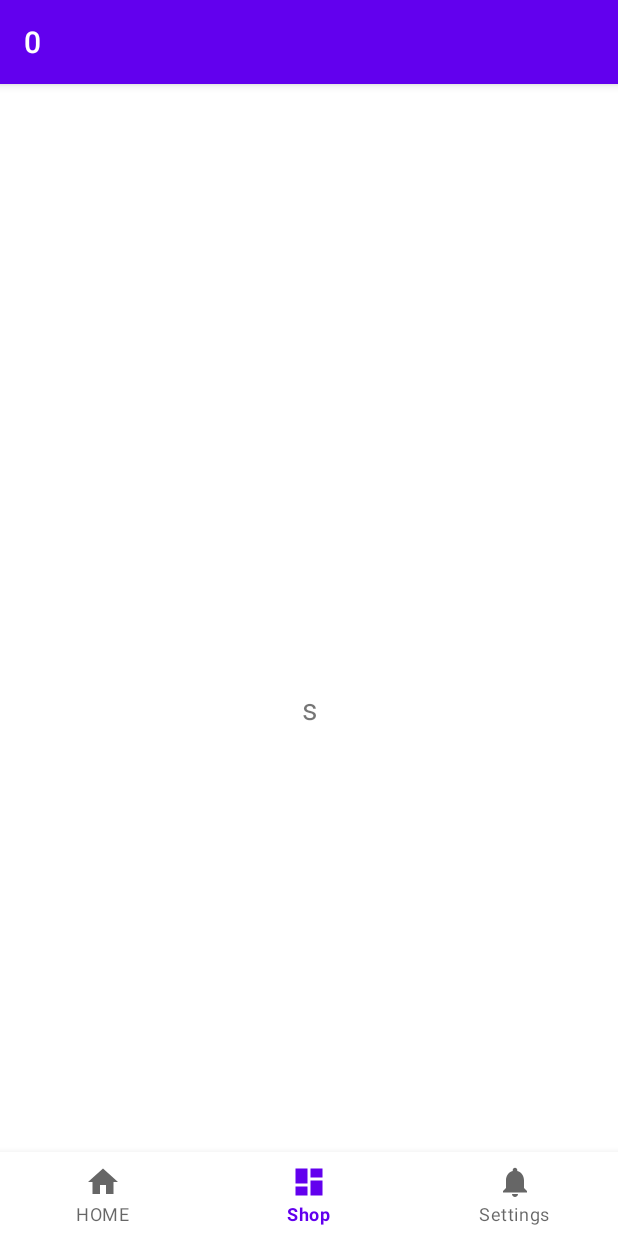
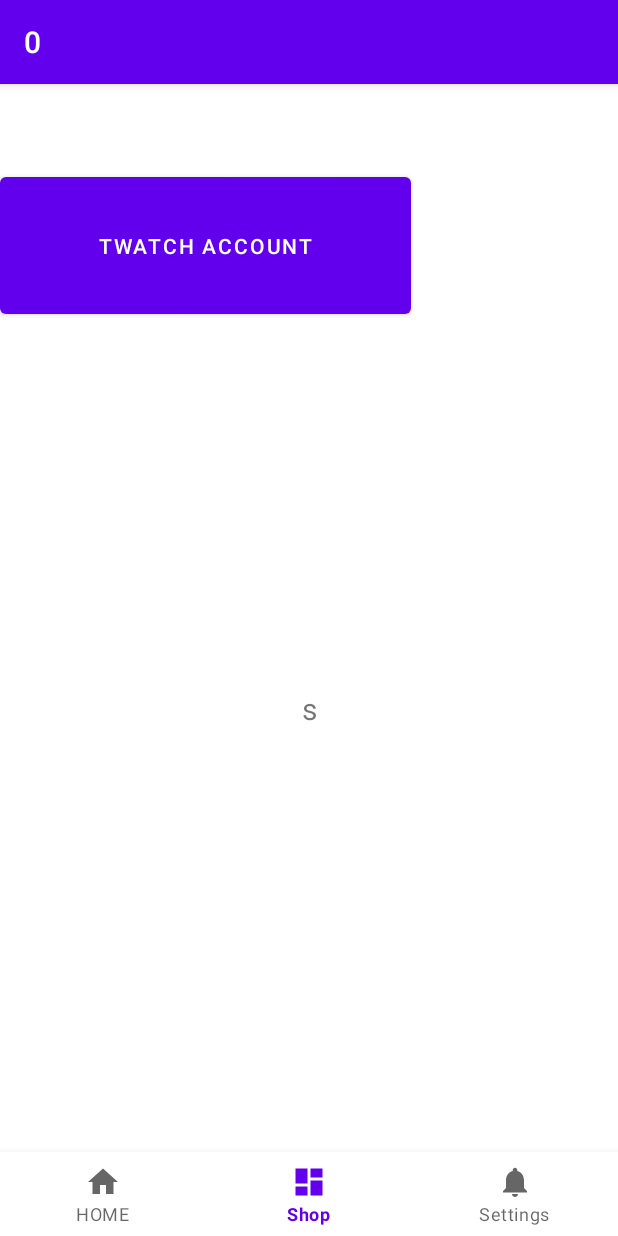
Before and after one commit to Crazi12345/Apps, an Android app: the ShopFragment screen opened through its navigation route, on a phone screen of 412 x 824 dp. Run offline under Robolectric (Android 15) with nearby library versions, the light colour scheme and no system bars; our stand-ins replace navigation-ui.

Commit message:
Renamed DashBoard to shop and started on Workstations

```diff
--- a/Simp Clicker/app/src/main/java/com/example/simp_clicker/MainActivity.java
+++ b/Simp Clicker/app/src/main/java/com/example/simp_clicker/MainActivity.java
@@ -1,11 +1,9 @@
 package com.example.simp_clicker;
 
 import android.os.Bundle;
-import android.widget.ImageButton;
 
-import com.example.simp_clicker.databinding.FragmentHomeBinding;
-import com.example.simp_clicker.ui.Points;
-import com.example.simp_clicker.ui.home.HomeFragment;
+import com.example.simp_clicker.ui.Data;
+import com.example.simp_clicker.ui.Workstation;
 import com.google.android.material.bottomnavigation.BottomNavigationView;
 
 import androidx.appcompat.app.AppCompatActivity;
@@ -27,14 +25,14 @@ public class MainActivity extends AppCompatActivity {
     protected void onCreate(Bundle savedInstanceState) {
         super.onCreate(savedInstanceState);
         Timer timer= new Timer();
-        Integer num = 0;
+
         timer.schedule(new TimerTask() {
             @Override
             public void run() {
                 UpdateText();
 
             }
-        },0,10);
+        },0,1);
 
         binding = ActivityMainBinding.inflate(getLayoutInflater());
         setContentView(binding.getRoot());
@@ -59,7 +57,7 @@ public class MainActivity extends AppCompatActivity {
 void UpdateText(){
     this.runOnUiThread(new Runnable() {
         public void run() {
-            getSupportActionBar().setTitle(Points.numOfPoints.toString());
+            getSupportActionBar().setTitle(Data.numOfPoints.toString());
         }
     });
 }
--- a/Simp Clicker/app/src/main/java/com/example/simp_clicker/ui/Points.java
+++ b/Simp Clicker/app/src/main/java/com/example/simp_clicker/ui/Data.java
@@ -1,5 +1,5 @@
 package com.example.simp_clicker.ui;
 
-public class Points {
+public class Data {
     public static Integer numOfPoints = 0;
 }
--- a/Simp Clicker/app/src/main/java/com/example/simp_clicker/ui/Workstation.java
+++ b/Simp Clicker/app/src/main/java/com/example/simp_clicker/ui/Workstation.java
@@ -6,7 +6,11 @@ public class Workstation {
         name = a;
         cost = b;
         pps = c;
-        amount =d;
+        amount = d;
+    }
+
+    public void addAmount(int numberAdded){
+        this.amount +=numberAdded;
     }
 
 
--- a/Simp Clicker/app/src/main/java/com/example/simp_clicker/ui/dashboard/DashboardFragment.java
+++ b/Simp Clicker/app/src/main/java/com/example/simp_clicker/ui/dashboard/ShopFragment.java
@@ -4,6 +4,7 @@ import android.os.Bundle;
 import android.view.LayoutInflater;
 import android.view.View;
 import android.view.ViewGroup;
+import android.widget.Button;
 import android.widget.TextView;
 
 import androidx.annotation.NonNull;
@@ -14,22 +15,33 @@ import androidx.lifecycle.ViewModelProvider;
 
 import com.example.simp_clicker.R;
 import com.example.simp_clicker.databinding.FragmentDashboardBinding;
+import com.example.simp_clicker.ui.Workstation;
 
-public class DashboardFragment extends Fragment {
+import java.util.Timer;
 
-    private DashboardViewModel dashboardViewModel;
+public class ShopFragment extends Fragment {
+
+    private ShopViewModel shopViewModel;
     private FragmentDashboardBinding binding;
 
     public View onCreateView(@NonNull LayoutInflater inflater,
                              ViewGroup container, Bundle savedInstanceState) {
-        dashboardViewModel =
-                new ViewModelProvider(this).get(DashboardViewModel.class);
+        shopViewModel =
+                new ViewModelProvider(this).get(ShopViewModel.class);
 
         binding = FragmentDashboardBinding.inflate(inflater, container, false);
         View root = binding.getRoot();
-
+        Timer shopTimer = new Timer();
+        Workstation Work1 = new Workstation("Twitch Account",50,1,0);
         final TextView textView = binding.textDashboard;
-        dashboardViewModel.getText().observe(getViewLifecycleOwner(), new Observer<String>() {
+        Button Work1But = (Button)root.findViewById(R.id.TwatchAccount);
+        Work1But.setOnClickListener(new View.OnClickListener() {
+            @Override
+            public void onClick(View v) {
+                Work1.addAmount(1);
+            }
+        });
+        shopViewModel.getText().observe(getViewLifecycleOwner(), new Observer<String>() {
             @Override
             public void onChanged(@Nullable String s) {
                 textView.setText("s");
--- a/Simp Clicker/app/src/main/java/com/example/simp_clicker/ui/dashboard/DashboardViewModel.java
+++ b/Simp Clicker/app/src/main/java/com/example/simp_clicker/ui/dashboard/ShopViewModel.java
@@ -4,11 +4,11 @@ import androidx.lifecycle.LiveData;
 import androidx.lifecycle.MutableLiveData;
 import androidx.lifecycle.ViewModel;
 
-public class DashboardViewModel extends ViewModel {
+public class ShopViewModel extends ViewModel {
 
     private MutableLiveData<String> mText;
 
-    public DashboardViewModel() {
+    public ShopViewModel() {
         mText = new MutableLiveData<>();
         mText.setValue("This fragment");
     }
--- a/Simp Clicker/app/src/main/java/com/example/simp_clicker/ui/home/HomeFragment.java
+++ b/Simp Clicker/app/src/main/java/com/example/simp_clicker/ui/home/HomeFragment.java
@@ -15,7 +15,7 @@ import androidx.lifecycle.ViewModelProvider;
 
 import com.example.simp_clicker.R;
 import com.example.simp_clicker.databinding.FragmentHomeBinding;
-import com.example.simp_clicker.ui.Points;
+import com.example.simp_clicker.ui.Data;
 
 public class HomeFragment extends Fragment {
 
@@ -33,7 +33,7 @@ public class HomeFragment extends Fragment {
         MainButton.setOnClickListener(new View.OnClickListener() {
             @Override
             public void onClick(View v) {
-                Points.numOfPoints++;
+                Data.numOfPoints++;
             }
         });
         final TextView textView = binding.textHome;
--- a/Simp Clicker/app/src/main/res/layout/fragment_dashboard.xml
+++ b/Simp Clicker/app/src/main/res/layout/fragment_dashboard.xml
@@ -4,7 +4,7 @@
     xmlns:tools="http://schemas.android.com/tools"
     android:layout_width="match_parent"
     android:layout_height="match_parent"
-    tools:context=".ui.dashboard.DashboardFragment">
+    tools:context=".ui.dashboard.ShopFragment">
 
     <TextView
         android:id="@+id/text_dashboard"
@@ -20,4 +20,13 @@
         app:layout_constraintStart_toStartOf="parent"
         app:layout_constraintTop_toTopOf="parent" />
 
+    <Button
+        android:id="@+id/TwatchAccount"
+        android:layout_width="274dp"
+        android:layout_height="103dp"
+        android:text="Twatch Account"
+
+        tools:layout_editor_absoluteX="68dp"
+        tools:layout_editor_absoluteY="46dp" />
+
 </androidx.constraintlayout.widget.ConstraintLayout>
--- a/Simp Clicker/app/src/main/res/navigation/mobile_navigation.xml
+++ b/Simp Clicker/app/src/main/res/navigation/mobile_navigation.xml
@@ -13,7 +13,7 @@
 
     <fragment
         android:id="@+id/navigation_dashboard"
-        android:name="com.example.simp_clicker.ui.dashboard.DashboardFragment"
+        android:name="com.example.simp_clicker.ui.dashboard.ShopFragment"
         android:label="@string/title_dashboard"
         tools:layout="@layout/fragment_dashboard" />
 
```
Also changed, not shown: Simp Clicker/app/src/main/res/layout/fragment_home.xml (+5 -2 lines).
